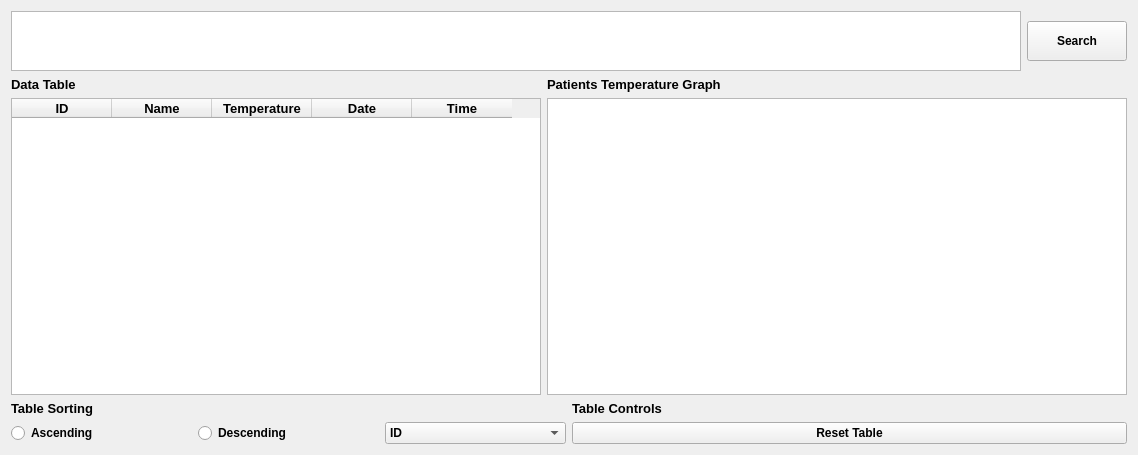
Before: the Qt Designer form Data_Monitor.ui in YoussefHassanien/Real-Time-Medical-Data-Monitoring-System-, drawn with Qt 5.
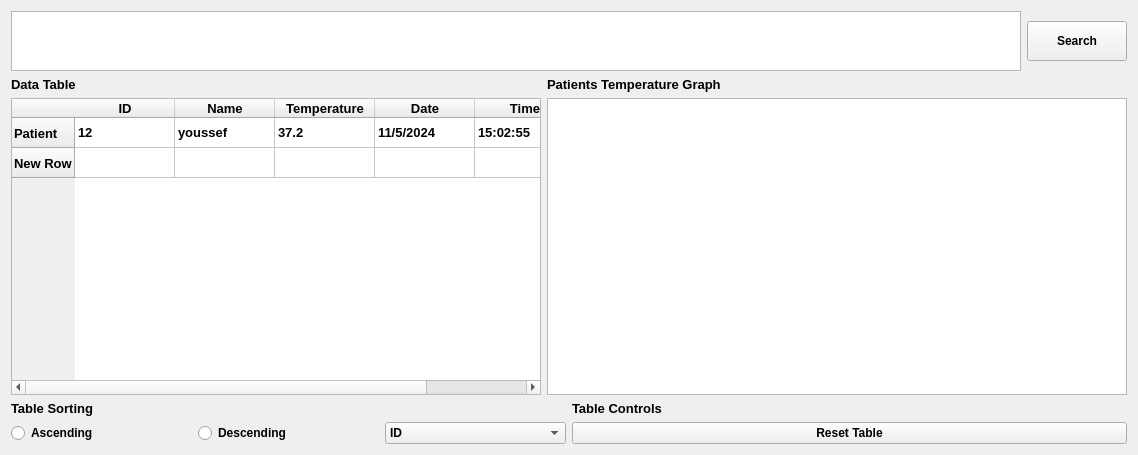
After: the same form once the commit is applied. Icons and pictures are not drawn. Custom widgets are drawn as their Qt base class.

Commit message: GUI is connected to database

```diff
--- a/Data_Monitor.ui
+++ b/Data_Monitor.ui
@@ -138,6 +138,16 @@
            <property name="dragDropOverwriteMode">
             <bool>false</bool>
            </property>
+           <row>
+            <property name="text">
+             <string>Patient</string>
+            </property>
+           </row>
+           <row>
+            <property name="text">
+             <string>New Row</string>
+            </property>
+           </row>
            <column>
             <property name="text">
              <string>ID</string>
@@ -183,6 +193,31 @@
               <normaloff>Assets/hourglass.png</normaloff>Assets/hourglass.png</iconset>
             </property>
            </column>
+           <item row="0" column="0">
+            <property name="text">
+             <string>12</string>
+            </property>
+           </item>
+           <item row="0" column="1">
+            <property name="text">
+             <string>youssef</string>
+            </property>
+           </item>
+           <item row="0" column="2">
+            <property name="text">
+             <string>37.2</string>
+            </property>
+           </item>
+           <item row="0" column="3">
+            <property name="text">
+             <string>11/5/2024</string>
+            </property>
+           </item>
+           <item row="0" column="4">
+            <property name="text">
+             <string>15:02:55</string>
+            </property>
+           </item>
           </widget>
          </item>
         </layout>
```
The commit also changes 3 other files.
